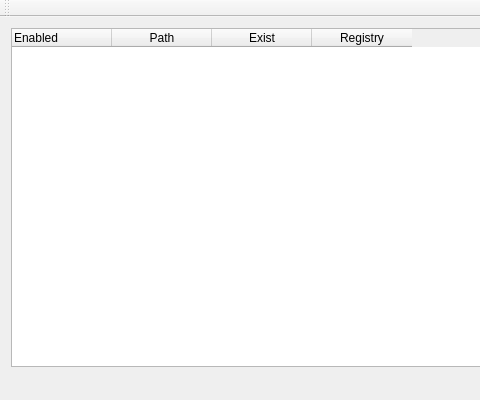
piponazo/QtPathEditor, file app/mainwindow.ui: the form before one commit; both pictures show x 0 to 480 and y 0 to 400 of the 700 by 400 pixel window.
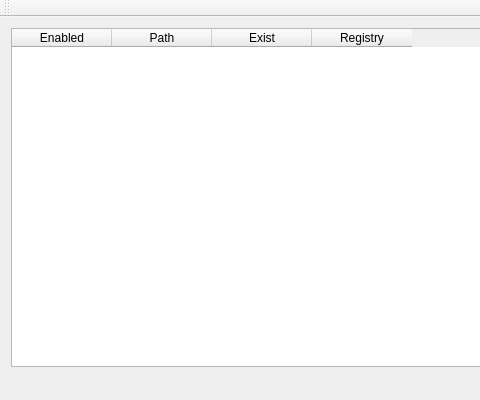
The form after the commit.

Commit message: Adding icons with QLabel to be able to set the center alignment

Diff of the .ui file:
```diff
--- a/app/mainwindow.ui
+++ b/app/mainwindow.ui
@@ -34,7 +34,7 @@
         <string>Indicates if the user want to enable/disable the path into the registry</string>
        </property>
        <property name="textAlignment">
-        <set>AlignLeading|AlignVCenter</set>
+        <set>AlignCenter</set>
        </property>
       </column>
       <column>
@@ -44,6 +44,9 @@
        <property name="toolTip">
         <string>Indicates the binary path</string>
        </property>
+       <property name="textAlignment">
+        <set>AlignCenter</set>
+       </property>
       </column>
       <column>
        <property name="text">
@@ -52,6 +55,9 @@
        <property name="toolTip">
         <string>Indicates if the path exists in your file system</string>
        </property>
+       <property name="textAlignment">
+        <set>AlignCenter</set>
+       </property>
       </column>
       <column>
        <property name="text">
@@ -60,6 +66,9 @@
        <property name="toolTip">
         <string>Indicates if the path is already in the PATH environment variable</string>
        </property>
+       <property name="textAlignment">
+        <set>AlignCenter</set>
+       </property>
       </column>
      </widget>
     </item>
```
Left out of the diff: 3 changed lines with no effect on the pictures. The commit also changes 1 other file.
